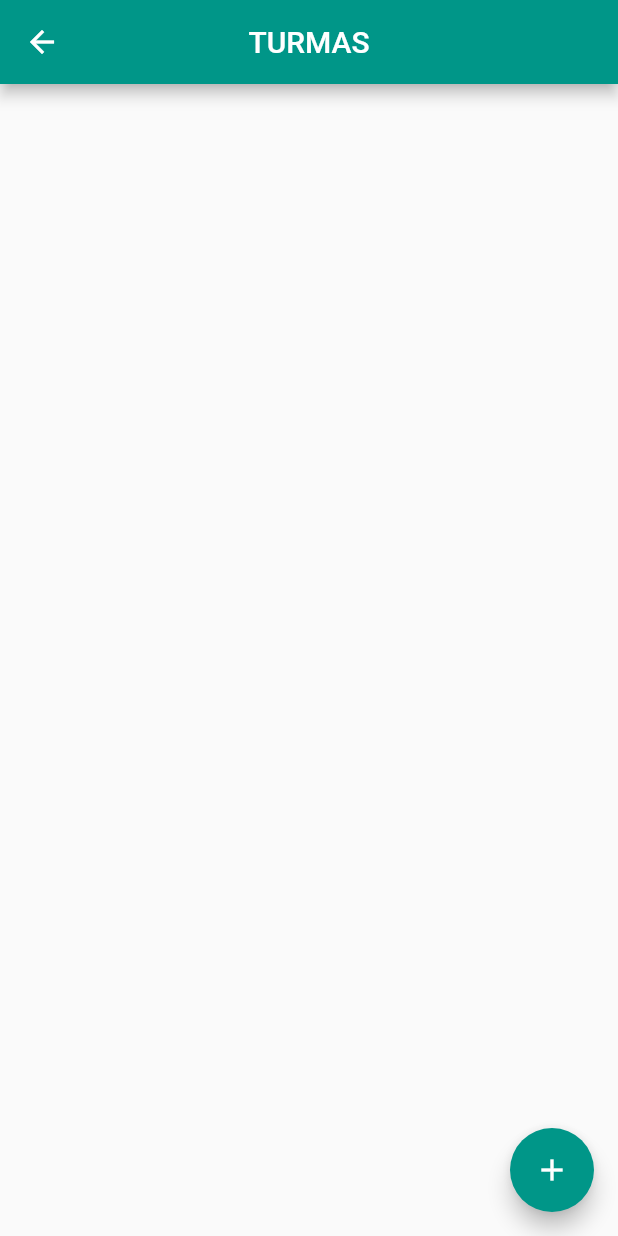
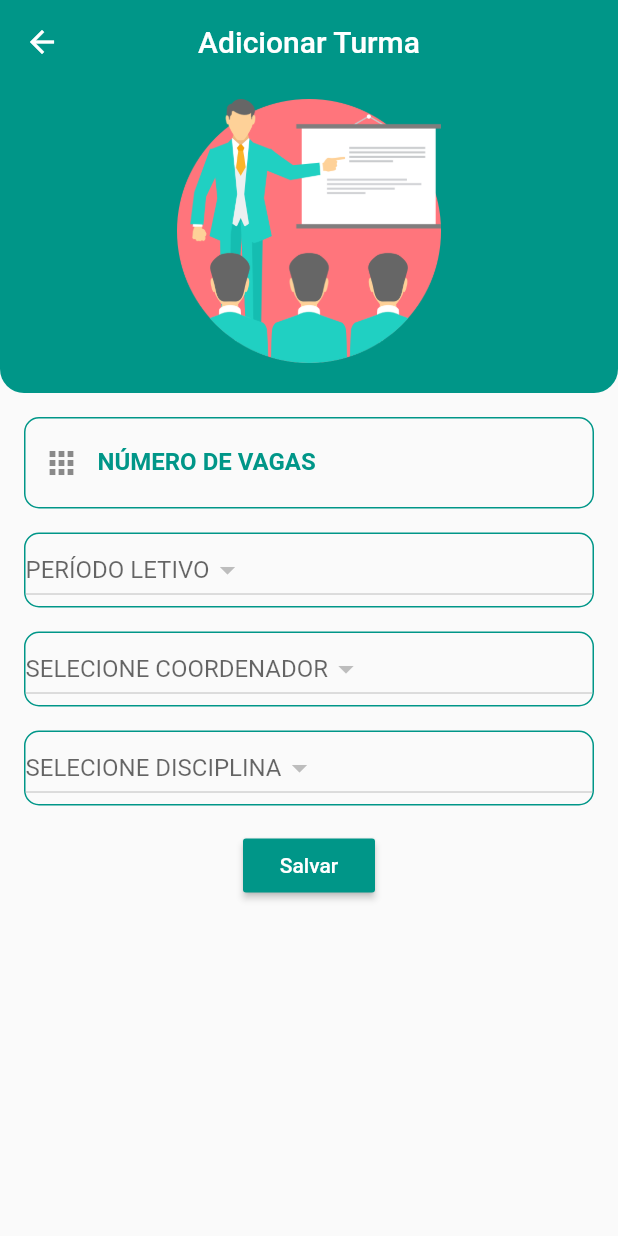
Before and after one commit to jhonmaycon94/magister_mobile, a Flutter app: the HomeTurma screen opened directly, after a tap on the "add" icon, on a phone screen of 412 x 824 dp. Run offline on Flutter 3.47's test engine with Material 2 defaults, Android fonts, the phone set to English and light mode, and no system bars; our stand-ins replace sqflite; accounts and stored records are empty.

Commit message:
correct home_disciplina and add edit_turma

```diff
--- a/lib/data/helpers/HelperBase.dart
+++ b/lib/data/helpers/HelperBase.dart
@@ -9,7 +9,7 @@ import 'package:sqflite/sqflite.dart';
 import 'package:path/path.dart';
 
 abstract class HelperBase<T> {
-  static final String dataBaseName = "magister_mobile4.db";
+  static final String dataBaseName = "magister_mobile0.db";
   Database _database;
 
   Future<T> getFirst(int id);
@@ -47,7 +47,7 @@ abstract class HelperBase<T> {
     await db.execute(
         "CREATE TABLE IF NOT EXISTS ${HelperDisciplina.disciplinaTable}(${HelperDisciplina.idColumn} INTEGER PRIMARY KEY, ${HelperDisciplina.nomeDisciplinaColumn} TEXT, ${HelperDisciplina.creditosColumn} INTEGER, ${HelperDisciplina.tipoDisciplinaColumn} TEXT, ${HelperDisciplina.horasObrigatoriasColumn} INTEGER, ${HelperDisciplina.limteFaltasColumn} INTEGER, ${HelperDisciplina.idCursoColumn} INTEGER, FOREIGN KEY(${HelperDisciplina.idCursoColumn}) REFERENCES ${HelperCurso.cursoTable}(${HelperCurso.idColumn}))");
     await db.execute(
-        "CREATE TABLE IF NOT EXISTS ${HelperTurma.turmaTable}(${HelperTurma.anoColumn} INTEGER, ${HelperTurma.semestreColumn} TEXT, ${HelperTurma.idDisciplinaColumn} INTEGER, ${HelperTurma.vagasColumn} INTEGER, ${HelperTurma.idProfessorColumn} INTEGER, FOREIGN KEY(${HelperTurma.idDisciplinaColumn}) REFERENCES ${HelperDisciplina.disciplinaTable}(${HelperDisciplina.idColumn}), FOREIGN KEY(${HelperTurma.idProfessorColumn}) REFERENCES ${HelperProfessor.professorTable}(${HelperProfessor.idColumn}), PRIMARY KEY(${HelperTurma.anoColumn}, ${HelperTurma.semestreColumn}))");
+        "CREATE TABLE IF NOT EXISTS ${HelperTurma.turmaTable}(${HelperTurma.anoColumn} INTEGER, ${HelperTurma.semestreColumn} TEXT, ${HelperTurma.idDisciplinaColumn} INTEGER, ${HelperTurma.vagasColumn} INTEGER, ${HelperTurma.idProfessorColumn} INTEGER, FOREIGN KEY(${HelperTurma.anoColumn}) REFERENCES ${HelperPeriodoLetivo.periodoLetivoTable}(${HelperPeriodoLetivo.anoColumn}), FOREIGN KEY(${HelperTurma.semestreColumn}) REFERENCES ${HelperPeriodoLetivo.periodoLetivoTable}(${HelperPeriodoLetivo.semestreColumn}), FOREIGN KEY(${HelperTurma.idDisciplinaColumn})  REFERENCES ${HelperDisciplina.disciplinaTable}(${HelperDisciplina.idColumn}), FOREIGN KEY(${HelperTurma.idProfessorColumn}) REFERENCES ${HelperProfessor.professorTable}(${HelperProfessor.idColumn}), PRIMARY KEY(${HelperTurma.anoColumn}, ${HelperTurma.semestreColumn}, ${HelperTurma.idDisciplinaColumn}))");
     await db.execute(
     "CREATE TABLE IF NOT EXISTS ${HelperPeriodoLetivo.periodoLetivoTable}(${HelperPeriodoLetivo.anoColumn} INTEGER, ${HelperPeriodoLetivo.semestreColumn} TEXT, ${HelperPeriodoLetivo.dataInicioColumn} TEXT, ${HelperPeriodoLetivo.dataFimColumn} TEXT, PRIMARY KEY(${HelperPeriodoLetivo.anoColumn}, ${HelperPeriodoLetivo.semestreColumn}))");
   }
--- a/lib/views/turma/edit_turma.dart
+++ b/lib/views/turma/edit_turma.dart
@@ -0,0 +1,222 @@
+import 'package:flutter/material.dart';
+import 'package:magister_mobile/data/helpers/HelperProfessor.dart';
+import 'package:magister_mobile/data/helpers/HelperPeriodoLetivo.dart';
+import 'package:magister_mobile/data/helpers/HelperDisciplina.dart';
+import 'package:magister_mobile/data/helpers/HelperTurma.dart';
+import 'package:magister_mobile/data/models/Disciplina.dart';
+import 'package:magister_mobile/data/models/PeriodoLetivo.dart';
+import 'package:magister_mobile/data/models/Turma.dart';
+import 'package:magister_mobile/data/models/Professor.dart';
+import 'package:magister_mobile/views/util/widgetUtil.dart';
+
+class EditTurma extends StatefulWidget {
+  final bool edit;
+  final Turma turma;
+
+  EditTurma(this.edit, {this.turma}) : assert(edit == true || turma == null);
+  @override
+  _EditTurmaState createState() => _EditTurmaState();
+}
+
+class _EditTurmaState extends State<EditTurma> {
+  TextEditingController vagasController = new TextEditingController();
+  TextEditingController professorIdController = new TextEditingController();
+  TextEditingController disciplinaIdController = new TextEditingController();
+  Professor professorSelected;
+  Disciplina disciplinaSelected;
+  PeriodoLetivo periodoLetivoSelected;
+  String currentProfessor = "SELECIONE COORDENADOR";
+  String currentPeriodoLetvio = "PERÍODO LETIVO";
+  String currentDisciplina = "SELECIONE DISCIPLINA";
+
+  final _formKey = GlobalKey<FormState>();
+
+  @override
+  void initState() {
+    super.initState();
+    if (widget.edit == true) {
+      vagasController.text = widget.turma.vagas.toString();
+    }
+  }
+
+  @override
+  Widget build(BuildContext context) {
+    return Scaffold(
+      appBar: AppBar(
+        backgroundColor: Colors.teal,
+        elevation: 0,
+        centerTitle: true,
+        title: Text(widget.edit ? "Editar Turma" : "Adicionar Turma"),
+      ),
+      body: Column(
+        children: <Widget>[
+          Container(
+            height: MediaQuery.of(context).size.height / 4,
+            width: MediaQuery.of(context).size.width,
+            padding: EdgeInsets.only(left: 20, right: 20, top: 10, bottom: 20),
+            decoration: BoxDecoration(
+              color: Colors.teal,
+              borderRadius: BorderRadius.only(
+                bottomLeft: Radius.circular(16),
+                bottomRight: Radius.circular(16),
+              ),
+            ),
+            child: Image.asset("assets/professor.png"),
+          ),
+          Form(
+            key: _formKey,
+            child: Padding(
+              padding: const EdgeInsets.all(8.0),
+              child: SingleChildScrollView(
+                child: Column(
+                  crossAxisAlignment: CrossAxisAlignment.stretch,
+                  mainAxisAlignment: MainAxisAlignment.center,
+                  children: <Widget>[
+                    formField(
+                        vagasController,
+                        "NÚMERO DE VAGAS",
+                        Icons.apps,
+                        TextInputType.text,
+                        Colors.teal,
+                         initialValue: widget.edit ? widget.turma.vagas.toString() : "s"),
+                    Padding(
+                      padding: const EdgeInsets.all(8.0),
+                      child: Container(
+                        decoration: BoxDecoration(
+                          borderRadius: BorderRadius.circular(10),
+                          border:
+                              Border.all(color: Colors.teal, width: 1),
+                        ),
+                        child: FutureBuilder<List>(
+                            future: HelperPeriodoLetivo.getInstance().getAll(),
+                            builder: (BuildContext context,
+                                AsyncSnapshot<List> snapshot) {
+                              if (!snapshot.hasData)
+                                return CircularProgressIndicator();
+                              return DropdownButton<PeriodoLetivo>(
+                                items: snapshot.data
+                                    .map((periodoLetivo) => DropdownMenuItem<PeriodoLetivo>(
+                                          child: Text(periodoLetivo.ano.toString() + "." + periodoLetivo.semestre),
+                                          value: periodoLetivo,
+                                        ))
+                                    .toList(),
+                                onChanged: (PeriodoLetivo value) {
+                                  setState(() {
+                                    periodoLetivoSelected = value;
+                                    currentPeriodoLetvio = value.ano.toString()+"."+value.semestre;
+                                  });
+                                },
+                                isExpanded: false,
+                                hint: Text(currentPeriodoLetvio),
+                              );
+                            }),
+                      ),
+                    ),
+                    Padding(
+                      padding: const EdgeInsets.all(8.0),
+                      child: Container(
+                        decoration: BoxDecoration(
+                          borderRadius: BorderRadius.circular(10),
+                          border:
+                              Border.all(color: Colors.teal, width: 1),
+                        ),
+                        child: FutureBuilder<List>(
+                            future: HelperProfessor.getInstance().getAll(),
+                            builder: (BuildContext context,
+                                AsyncSnapshot<List> snapshot) {
+                              if (!snapshot.hasData)
+                                return CircularProgressIndicator();
+                              return DropdownButton<Professor>(
+                                items: snapshot.data
+                                    .map((professor) => DropdownMenuItem<Professor>(
+                                          child: Text(professor.nome),
+                                          value: professor,
+                                        ))
+                                    .toList(),
+                                onChanged: (Professor value) {
+                                  setState(() {
+                                    professorSelected = value;
+                                    professorIdController.text = professorSelected.id.toString();
+                                    currentProfessor = value.nome;
+                                  });
+                                },
+                                isExpanded: false,
+                                hint: Text(currentProfessor),
+                              );
+                            }),
+                      ),
+                    ),
+                    Padding(
+                      padding: const EdgeInsets.all(8.0),
+                      child: Container(
+                        decoration: BoxDecoration(
+                          borderRadius: BorderRadius.circular(10),
+                          border:
+                              Border.all(color: Colors.teal, width: 1),
+                        ),
+                        child: FutureBuilder<List>(
+                            future: HelperDisciplina.getInstance().getAll(),
+                            builder: (BuildContext context,
+                                AsyncSnapshot<List> snapshot) {
+                              if (!snapshot.hasData)
+                                return CircularProgressIndicator();
+                              return DropdownButton<Disciplina>(
+                                items: snapshot.data
+                                    .map((disciplina) => DropdownMenuItem<Disciplina>(
+                                          child: Text(disciplina.nomeDisciplina),
+                                          value: disciplina,
+                                        ))
+                                    .toList(),
+                                onChanged: (Disciplina value) {
+                                  setState(() {
+                                    disciplinaSelected = value;
+                                    disciplinaIdController.text = disciplinaSelected.id.toString();
+                                    currentDisciplina = value.nomeDisciplina;
+                                  });
+                                },
+                                isExpanded: false,
+                                hint: Text(currentDisciplina),
+                              );
+                            }),
+                      ),
+                    ),
+                  ],
+                ),
+              ),
+            ),
+          ),
+          RaisedButton(
+              textColor: Colors.white,
+              color: Colors.teal,
+              child: Text('Salvar'),
+              onPressed: () async {
+                if (!_formKey.currentState.validate()) {
+                  Scaffold.of(context)
+                      .showSnackBar(SnackBar(content: Text('Carregando')));
+                } else if (widget.edit == true) {
+                  HelperTurma.getInstance().update(new Turma(
+                    ano: widget.turma.ano,
+                    semestre: widget.turma.semestre,
+                    idDiscilpina: widget.turma.idDisciplina,
+                    idProfessor: int.parse(professorIdController.text),
+                    vagas: int.parse(vagasController.text),
+                  ));
+                  Navigator.pop(context);
+                } else {
+                  await HelperTurma.getInstance().save(
+                    new Turma(
+                      ano: periodoLetivoSelected.ano,
+                      semestre: periodoLetivoSelected.semestre,
+                      idDiscilpina: int.parse(disciplinaIdController.text),
+                      idProfessor: int.parse(professorIdController.text),
+                      vagas: int.parse(vagasController.text),
+                    ),
+                  );
+                  Navigator.pop(context);
+                }
+              })
+        ],
+      ),
+    );
+  }
+}
```
Also changed, not shown: lib/data/helpers/HelperTurma.dart (+3 -5 lines), lib/data/models/Disciplina.dart (+4 -4 lines), lib/data/models/Turma.dart (+7 -5 lines), lib/views/turma/home_turma.dart (+9 -8 lines).
